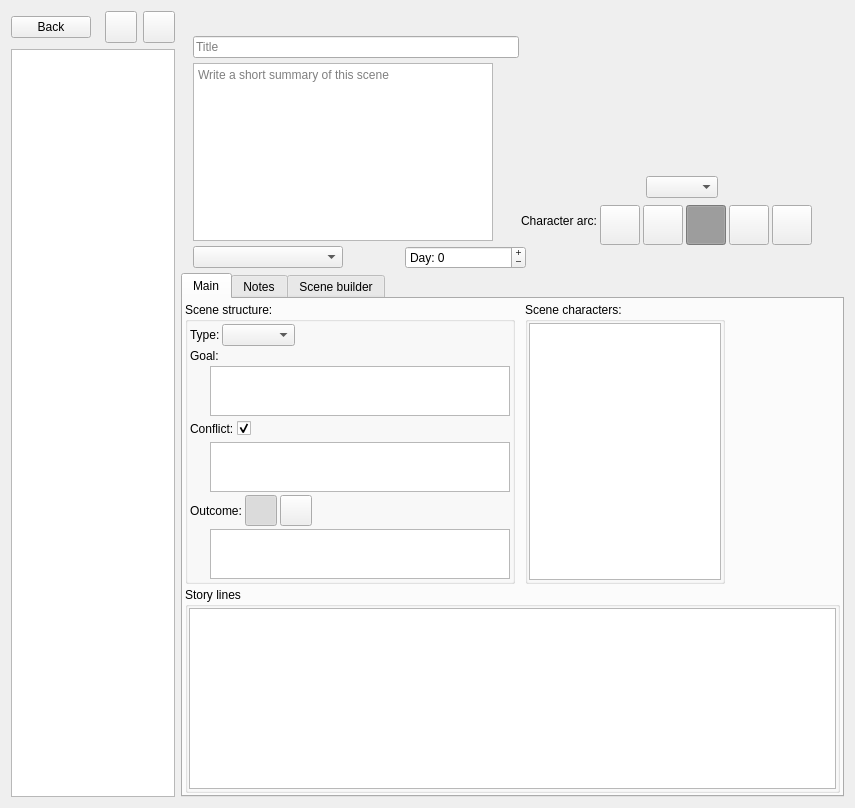
Before: the Qt Designer form ui/scene_editor.ui in zkovari/plotlyst, drawn with Qt 5.
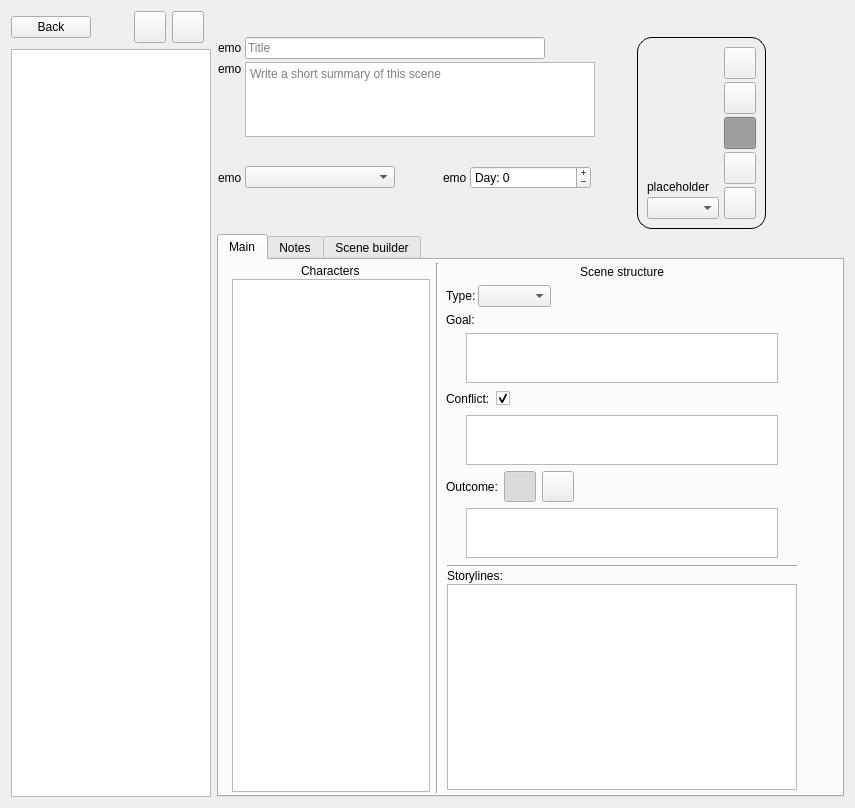
After: the same form once the commit is applied.

Commit message: Scenes layout improvements

```diff
--- a/ui/scene_editor.ui
+++ b/ui/scene_editor.ui
@@ -171,28 +171,36 @@
      </item>
      <item>
       <widget class="QWidget" name="wdgTop" native="true">
-       <layout class="QVBoxLayout" name="verticalLayout_2">
-        <property name="spacing">
-         <number>5</number>
-        </property>
-        <property name="leftMargin">
-         <number>0</number>
-        </property>
-        <property name="topMargin">
-         <number>0</number>
-        </property>
-        <property name="rightMargin">
-         <number>0</number>
-        </property>
-        <property name="bottomMargin">
-         <number>0</number>
-        </property>
-        <item>
          <layout class="QHBoxLayout" name="horizontalLayout_5">
+        <property name="spacing">
+         <number>2</number>
+        </property>
+        <property name="leftMargin">
+         <number>1</number>
+        </property>
+        <property name="topMargin">
+         <number>1</number>
+        </property>
+        <property name="rightMargin">
+         <number>1</number>
+        </property>
+        <property name="bottomMargin">
+         <number>1</number>
+        </property>
+        <item>
+         <layout class="QVBoxLayout" name="verticalLayout_2">
+          <property name="spacing">
+           <number>3</number>
+          </property>
+          <item>
+           <layout class="QHBoxLayout" name="horizontalLayout_6">
+            <property name="spacing">
+             <number>3</number>
+            </property>
           <item>
            <widget class="QLabel" name="lblTitleEmoji">
             <property name="text">
-             <string/>
+               <string>emo</string>
             </property>
            </widget>
           </item>
@@ -200,13 +208,13 @@
            <widget class="QLineEdit" name="lineTitle">
             <property name="minimumSize">
              <size>
-              <width>250</width>
+                <width>300</width>
               <height>0</height>
              </size>
             </property>
             <property name="maximumSize">
              <size>
-              <width>400</width>
+                <width>1232323</width>
               <height>16777215</height>
              </size>
             </property>
@@ -216,10 +224,13 @@
            </widget>
           </item>
           <item>
-           <spacer name="horizontalSpacer_3">
+             <spacer name="horizontalSpacer">
             <property name="orientation">
              <enum>Qt::Horizontal</enum>
             </property>
+              <property name="sizeType">
+               <enum>QSizePolicy::MinimumExpanding</enum>
+              </property>
             <property name="sizeHint" stdset="0">
              <size>
               <width>40</width>
@@ -231,26 +242,41 @@
          </layout>
         </item>
         <item>
-         <layout class="QHBoxLayout" name="horizontalLayout_6">
-          <item alignment="Qt::AlignTop">
+           <layout class="QHBoxLayout" name="horizontalLayout_11">
+            <property name="spacing">
+             <number>3</number>
+            </property>
+            <item alignment="Qt::AlignLeft|Qt::AlignTop">
            <widget class="QLabel" name="lblSynopsisEmoji">
             <property name="text">
-             <string/>
+               <string>emo</string>
             </property>
            </widget>
           </item>
-          <item>
+            <item alignment="Qt::AlignLeft|Qt::AlignTop">
            <widget class="QTextEdit" name="textSynopsis">
+              <property name="sizePolicy">
+               <sizepolicy hsizetype="Expanding" vsizetype="Preferred">
+                <horstretch>0</horstretch>
+                <verstretch>0</verstretch>
+               </sizepolicy>
+              </property>
             <property name="minimumSize">
              <size>
-              <width>300</width>
-              <height>0</height>
+                <width>350</width>
+                <height>75</height>
              </size>
             </property>
             <property name="maximumSize">
              <size>
-              <width>600</width>
-              <height>16777215</height>
+                <width>1232323</width>
+                <height>75</height>
+               </size>
+              </property>
+              <property name="baseSize">
+               <size>
+                <width>0</width>
+                <height>0</height>
              </size>
             </property>
             <property name="autoFormatting">
@@ -262,12 +288,12 @@
            </widget>
           </item>
           <item>
-           <spacer name="horizontalSpacer_5">
+             <spacer name="horizontalSpacer_3">
             <property name="orientation">
              <enum>Qt::Horizontal</enum>
             </property>
             <property name="sizeType">
-             <enum>QSizePolicy::Preferred</enum>
+               <enum>QSizePolicy::MinimumExpanding</enum>
             </property>
             <property name="sizeHint" stdset="0">
              <size>
@@ -277,320 +303,17 @@
             </property>
            </spacer>
           </item>
-          <item>
-           <layout class="QVBoxLayout" name="verticalLayout_11">
-            <property name="spacing">
-             <number>3</number>
-            </property>
-            <item alignment="Qt::AlignHCenter">
-             <widget class="QLabel" name="lblAvatar">
-              <property name="text">
-               <string/>
-              </property>
-             </widget>
-            </item>
-            <item alignment="Qt::AlignHCenter">
-             <widget class="QComboBox" name="cbPov">
-              <property name="maximumSize">
-               <size>
-                <width>141</width>
-                <height>16777215</height>
-               </size>
-              </property>
-             </widget>
-            </item>
+           </layout>
+          </item>
             <item>
-             <layout class="QHBoxLayout" name="horizontalLayout">
+           <layout class="QHBoxLayout" name="horizontalLayout_16">
               <property name="spacing">
                <number>3</number>
               </property>
-              <item>
-               <spacer name="horizontalSpacer_10">
-                <property name="orientation">
-                 <enum>Qt::Horizontal</enum>
-                </property>
-                <property name="sizeType">
-                 <enum>QSizePolicy::Preferred</enum>
-                </property>
-                <property name="sizeHint" stdset="0">
-                 <size>
-                  <width>10</width>
-                  <height>20</height>
-                 </size>
-                </property>
-               </spacer>
-              </item>
-              <item>
-               <widget class="QLabel" name="lblArc">
-                <property name="text">
-                 <string>Character arc:</string>
-                </property>
-               </widget>
-              </item>
-              <item>
-               <widget class="QToolButton" name="btnVeryUnhappy">
-                <property name="minimumSize">
-                 <size>
-                  <width>40</width>
-                  <height>40</height>
-                 </size>
-                </property>
-                <property name="maximumSize">
-                 <size>
-                  <width>32</width>
-                  <height>32</height>
-                 </size>
-                </property>
-                <property name="cursor">
-                 <cursorShape>PointingHandCursor</cursorShape>
-                </property>
-                <property name="styleSheet">
-                 <string notr="true">QToolButton:checked {
-	background-color: rgb(239, 0, 0);
-}
-
-QToolButton:hover {
-	border: 1px solid rgb(239, 0, 0);
-}
-
-QToolButton:disabled {   
-	font: grey;
-}</string>
-                </property>
-                <property name="text">
-                 <string/>
-                </property>
-                <property name="iconSize">
-                 <size>
-                  <width>4</width>
-                  <height>4</height>
-                 </size>
-                </property>
-                <property name="checkable">
-                 <bool>true</bool>
-                </property>
-                <property name="toolButtonStyle">
-                 <enum>Qt::ToolButtonTextOnly</enum>
-                </property>
-                <attribute name="buttonGroup">
-                 <string notr="true">btnGroupArc</string>
-                </attribute>
-               </widget>
-              </item>
-              <item>
-               <widget class="QToolButton" name="btnUnHappy">
-                <property name="minimumSize">
-                 <size>
-                  <width>40</width>
-                  <height>40</height>
-                 </size>
-                </property>
-                <property name="maximumSize">
-                 <size>
-                  <width>32</width>
-                  <height>32</height>
-                 </size>
-                </property>
-                <property name="cursor">
-                 <cursorShape>PointingHandCursor</cursorShape>
-                </property>
-                <property name="styleSheet">
-                 <string notr="true">QToolButton:checked {
-	background-color: rgb(255, 142, 43);
-}
-
-QToolButton:hover {
-	border: 1px solid rgb(255, 142, 43);
-}</string>
-                </property>
-                <property name="text">
-                 <string/>
-                </property>
-                <property name="iconSize">
-                 <size>
-                  <width>4</width>
-                  <height>4</height>
-                 </size>
-                </property>
-                <property name="checkable">
-                 <bool>true</bool>
-                </property>
-                <property name="toolButtonStyle">
-                 <enum>Qt::ToolButtonTextOnly</enum>
-                </property>
-                <attribute name="buttonGroup">
-                 <string notr="true">btnGroupArc</string>
-                </attribute>
-               </widget>
-              </item>
-              <item>
-               <widget class="QToolButton" name="btnNeutral">
-                <property name="minimumSize">
-                 <size>
-                  <width>40</width>
-                  <height>40</height>
-                 </size>
-                </property>
-                <property name="maximumSize">
-                 <size>
-                  <width>32</width>
-                  <height>32</height>
-                 </size>
-                </property>
-                <property name="cursor">
-                 <cursorShape>PointingHandCursor</cursorShape>
-                </property>
-                <property name="styleSheet">
-                 <string notr="true">QToolButton::checked {
-	background-color: rgb(171, 171, 171);
-}
-
-QToolButton:hover {
-	border: 1px solid rgb(171, 171, 171);
-}</string>
-                </property>
-                <property name="text">
-                 <string/>
-                </property>
-                <property name="iconSize">
-                 <size>
-                  <width>4</width>
-                  <height>4</height>
-                 </size>
-                </property>
-                <property name="checkable">
-                 <bool>true</bool>
-                </property>
-                <property name="checked">
-                 <bool>true</bool>
-                </property>
-                <property name="toolButtonStyle">
-                 <enum>Qt::ToolButtonTextOnly</enum>
-                </property>
-                <attribute name="buttonGroup">
-                 <string notr="true">btnGroupArc</string>
-                </attribute>
-               </widget>
-              </item>
-              <item>
-               <widget class="QToolButton" name="btnHappy">
-                <property name="minimumSize">
-                 <size>
-                  <width>40</width>
-                  <height>40</height>
-                 </size>
-                </property>
-                <property name="maximumSize">
-                 <size>
-                  <width>32</width>
-                  <height>32</height>
-                 </size>
-                </property>
-                <property name="cursor">
-                 <cursorShape>PointingHandCursor</cursorShape>
-                </property>
-                <property name="styleSheet">
-                 <string notr="true">QToolButton:checked {
-	background-color: rgb(136, 255, 115);
-}
-
-QToolButton:hover {
-	border: 1px solid rgb(136, 255, 115);
-}</string>
-                </property>
-                <property name="text">
-                 <string/>
-                </property>
-                <property name="iconSize">
-                 <size>
-                  <width>4</width>
-                  <height>4</height>
-                 </size>
-                </property>
-                <property name="checkable">
-                 <bool>true</bool>
-                </property>
-                <property name="toolButtonStyle">
-                 <enum>Qt::ToolButtonTextOnly</enum>
-                </property>
-                <attribute name="buttonGroup">
-                 <string notr="true">btnGroupArc</string>
-                </attribute>
-               </widget>
-              </item>
-              <item>
-               <widget class="QToolButton" name="btnVeryHappy">
-                <property name="minimumSize">
-                 <size>
-                  <width>40</width>
-                  <height>40</height>
-                 </size>
-                </property>
-                <property name="maximumSize">
-                 <size>
-                  <width>32</width>
-                  <height>32</height>
-                 </size>
-                </property>
-                <property name="cursor">
-                 <cursorShape>PointingHandCursor</cursorShape>
-                </property>
-                <property name="styleSheet">
-                 <string notr="true">QToolButton:checked {
-	background-color: rgb(0, 202, 148);
-}
-
-QToolButton:hover {
-	border: 1px solid rgb(0, 202, 148);
-}
-
-</string>
-                </property>
-                <property name="text">
-                 <string/>
-                </property>
-                <property name="iconSize">
-                 <size>
-                  <width>4</width>
-                  <height>4</height>
-                 </size>
-                </property>
-                <property name="checkable">
-                 <bool>true</bool>
-                </property>
-                <property name="toolButtonStyle">
-                 <enum>Qt::ToolButtonTextOnly</enum>
-                </property>
-                <attribute name="buttonGroup">
-                 <string notr="true">btnGroupArc</string>
-                </attribute>
-               </widget>
-              </item>
-              <item>
-               <spacer name="horizontalSpacer">
-                <property name="orientation">
-                 <enum>Qt::Horizontal</enum>
-                </property>
-                <property name="sizeHint" stdset="0">
-                 <size>
-                  <width>40</width>
-                  <height>20</height>
-                 </size>
-                </property>
-               </spacer>
-              </item>
-             </layout>
-            </item>
-           </layout>
-          </item>
-         </layout>
-        </item>
-        <item>
-         <layout class="QHBoxLayout" name="horizontalLayout_11">
           <item>
            <widget class="QLabel" name="lblBeatEmoji">
             <property name="text">
-             <string/>
+               <string>emo</string>
             </property>
            </widget>
           </item>
@@ -632,7 +355,7 @@
           <item>
            <widget class="QLabel" name="lblDayEmoji">
             <property name="text">
-             <string/>
+               <string>emo</string>
             </property>
            </widget>
           </item>
@@ -668,10 +391,333 @@
            </widget>
           </item>
           <item>
+             <spacer name="horizontalSpacer_5">
+              <property name="orientation">
+               <enum>Qt::Horizontal</enum>
+              </property>
+              <property name="sizeType">
+               <enum>QSizePolicy::MinimumExpanding</enum>
+              </property>
+              <property name="sizeHint" stdset="0">
+               <size>
+                <width>40</width>
+                <height>20</height>
+               </size>
+              </property>
+             </spacer>
+            </item>
+           </layout>
+          </item>
+          <item>
+           <spacer name="verticalSpacer">
+            <property name="orientation">
+             <enum>Qt::Vertical</enum>
+            </property>
+            <property name="sizeType">
+             <enum>QSizePolicy::Preferred</enum>
+            </property>
+            <property name="sizeHint" stdset="0">
+             <size>
+              <width>20</width>
+              <height>40</height>
+             </size>
+            </property>
+           </spacer>
+          </item>
+         </layout>
+        </item>
+        <item>
+         <widget class="QFrame" name="wdgPov">
+          <property name="styleSheet">
+           <string notr="true">#wdgPov {border: 1px solid black;
+border-radius: 15px;
+}</string>
+          </property>
+          <layout class="QHBoxLayout" name="horizontalLayout_18">
+           <property name="spacing">
+            <number>5</number>
+           </property>
+           <item>
+            <layout class="QVBoxLayout" name="verticalLayout_11">
+             <property name="spacing">
+              <number>3</number>
+             </property>
+             <item alignment="Qt::AlignBottom">
+              <widget class="QLabel" name="lblAvatar">
+               <property name="text">
+                <string>placeholder</string>
+               </property>
+              </widget>
+             </item>
+             <item>
+              <widget class="QComboBox" name="cbPov">
+               <property name="maximumSize">
+                <size>
+                 <width>141</width>
+                 <height>16777215</height>
+                </size>
+               </property>
+              </widget>
+             </item>
+            </layout>
+           </item>
+           <item>
+            <layout class="QVBoxLayout" name="verticalLayout_12">
+             <property name="spacing">
+              <number>3</number>
+             </property>
+             <item>
+              <widget class="QToolButton" name="btnVeryHappy">
+               <property name="minimumSize">
+                <size>
+                 <width>32</width>
+                 <height>32</height>
+                </size>
+               </property>
+               <property name="maximumSize">
+                <size>
+                 <width>32</width>
+                 <height>32</height>
+                </size>
+               </property>
+               <property name="cursor">
+                <cursorShape>PointingHandCursor</cursorShape>
+               </property>
+               <property name="styleSheet">
+                <string notr="true">QToolButton:checked {
+	background-color: rgb(0, 202, 148);
+}
+
+QToolButton:hover {
+	border: 1px solid rgb(0, 202, 148);
+}
+
+</string>
+               </property>
+               <property name="text">
+                <string/>
+               </property>
+               <property name="iconSize">
+                <size>
+                 <width>4</width>
+                 <height>4</height>
+                </size>
+               </property>
+               <property name="checkable">
+                <bool>true</bool>
+               </property>
+               <property name="toolButtonStyle">
+                <enum>Qt::ToolButtonTextOnly</enum>
+               </property>
+               <attribute name="buttonGroup">
+                <string notr="true">btnGroupArc</string>
+               </attribute>
+              </widget>
+             </item>
+             <item>
+              <widget class="QToolButton" name="btnHappy">
+               <property name="minimumSize">
+                <size>
+                 <width>32</width>
+                 <height>32</height>
+                </size>
+               </property>
+               <property name="maximumSize">
+                <size>
+                 <width>32</width>
+                 <height>32</height>
+                </size>
+               </property>
+               <property name="cursor">
+                <cursorShape>PointingHandCursor</cursorShape>
+               </property>
+               <property name="styleSheet">
+                <string notr="true">QToolButton:checked {
+	background-color: rgb(136, 255, 115);
+}
+
+QToolButton:hover {
+	border: 1px solid rgb(136, 255, 115);
+}</string>
+               </property>
+               <property name="text">
+                <string/>
+               </property>
+               <property name="iconSize">
+                <size>
+                 <width>4</width>
+                 <height>4</height>
+                </size>
+               </property>
+               <property name="checkable">
+                <bool>true</bool>
+               </property>
+               <property name="toolButtonStyle">
+                <enum>Qt::ToolButtonTextOnly</enum>
+               </property>
+               <attribute name="buttonGroup">
+                <string notr="true">btnGroupArc</string>
+               </attribute>
+              </widget>
+             </item>
+             <item>
+              <widget class="QToolButton" name="btnNeutral">
+               <property name="minimumSize">
+                <size>
+                 <width>32</width>
+                 <height>32</height>
+                </size>
+               </property>
+               <property name="maximumSize">
+                <size>
+                 <width>32</width>
+                 <height>32</height>
+                </size>
+               </property>
+               <property name="cursor">
+                <cursorShape>PointingHandCursor</cursorShape>
+               </property>
+               <property name="styleSheet">
+                <string notr="true">QToolButton::checked {
+	background-color: rgb(171, 171, 171);
+}
+
+QToolButton:hover {
+	border: 1px solid rgb(171, 171, 171);
+}</string>
+               </property>
+               <property name="text">
+                <string/>
+               </property>
+               <property name="iconSize">
+                <size>
+                 <width>4</width>
+                 <height>4</height>
+                </size>
+               </property>
+               <property name="checkable">
+                <bool>true</bool>
+               </property>
+               <property name="checked">
+                <bool>true</bool>
+               </property>
+               <property name="toolButtonStyle">
+                <enum>Qt::ToolButtonTextOnly</enum>
+               </property>
+               <attribute name="buttonGroup">
+                <string notr="true">btnGroupArc</string>
+               </attribute>
+              </widget>
+             </item>
+             <item>
+              <widget class="QToolButton" name="btnUnHappy">
+               <property name="minimumSize">
+                <size>
+                 <width>32</width>
+                 <height>32</height>
+                </size>
+               </property>
+               <property name="maximumSize">
+                <size>
+                 <width>32</width>
+                 <height>32</height>
+                </size>
+               </property>
+               <property name="cursor">
+                <cursorShape>PointingHandCursor</cursorShape>
+               </property>
+               <property name="styleSheet">
+                <string notr="true">QToolButton:checked {
+	background-color: rgb(255, 142, 43);
+}
+
+QToolButton:hover {
+	border: 1px solid rgb(255, 142, 43);
+}</string>
+               </property>
+               <property name="text">
+                <string/>
+               </property>
+               <property name="iconSize">
+                <size>
+                 <width>4</width>
+                 <height>4</height>
+                </size>
+               </property>
+               <property name="checkable">
+                <bool>true</bool>
+               </property>
+               <property name="toolButtonStyle">
+                <enum>Qt::ToolButtonTextOnly</enum>
+               </property>
+               <attribute name="buttonGroup">
+                <string notr="true">btnGroupArc</string>
+               </attribute>
+              </widget>
+             </item>
+             <item>
+              <widget class="QToolButton" name="btnVeryUnhappy">
+               <property name="minimumSize">
+                <size>
+                 <width>32</width>
+                 <height>32</height>
+                </size>
+               </property>
+               <property name="maximumSize">
+                <size>
+                 <width>32</width>
+                 <height>32</height>
+                </size>
+               </property>
+               <property name="cursor">
+                <cursorShape>PointingHandCursor</cursorShape>
+               </property>
+               <property name="styleSheet">
+                <string notr="true">QToolButton:checked {
+	background-color: rgb(239, 0, 0);
+}
+
+QToolButton:hover {
+	border: 1px solid rgb(239, 0, 0);
+}
+
+QToolButton:disabled {   
+	font: grey;
+}</string>
+               </property>
+               <property name="text">
+                <string/>
+               </property>
+               <property name="iconSize">
+                <size>
+                 <width>4</width>
+                 <height>4</height>
+                </size>
+               </property>
+               <property name="checkable">
+                <bool>true</bool>
+               </property>
+               <property name="toolButtonStyle">
+                <enum>Qt::ToolButtonTextOnly</enum>
+               </property>
+               <attribute name="buttonGroup">
+                <string notr="true">btnGroupArc</string>
+               </attribute>
+              </widget>
+             </item>
+            </layout>
+           </item>
+          </layout>
+         </widget>
+        </item>
+        <item>
            <spacer name="horizontalSpacer_9">
             <property name="orientation">
              <enum>Qt::Horizontal</enum>
             </property>
+          <property name="sizeType">
+           <enum>QSizePolicy::Expanding</enum>
+          </property>
             <property name="sizeHint" stdset="0">
              <size>
               <width>40</width>
@@ -679,8 +725,6 @@
              </size>
             </property>
            </spacer>
-          </item>
-         </layout>
         </item>
        </layout>
       </widget>
@@ -734,20 +778,122 @@
             <number>0</number>
            </property>
            <item>
-            <widget class="QGroupBox" name="groupBox">
+            <spacer name="horizontalSpacer_20">
+             <property name="orientation">
+              <enum>Qt::Horizontal</enum>
+             </property>
+             <property name="sizeType">
+              <enum>QSizePolicy::Preferred</enum>
+             </property>
+             <property name="sizeHint" stdset="0">
+              <size>
+               <width>10</width>
+               <height>20</height>
+              </size>
+             </property>
+            </spacer>
+           </item>
+           <item>
+            <widget class="QWidget" name="widget_2" native="true">
              <property name="maximumSize">
               <size>
-               <width>550</width>
+               <width>200</width>
                <height>16777215</height>
               </size>
              </property>
-             <property name="title">
-              <string>Scene structure:</string>
+             <layout class="QVBoxLayout" name="verticalLayout_6">
+              <property name="spacing">
+               <number>1</number>
+              </property>
+              <property name="leftMargin">
+               <number>1</number>
+              </property>
+              <property name="topMargin">
+               <number>1</number>
+              </property>
+              <property name="rightMargin">
+               <number>1</number>
+              </property>
+              <property name="bottomMargin">
+               <number>1</number>
+              </property>
+              <item alignment="Qt::AlignHCenter">
+               <widget class="QLabel" name="lblCharacters">
+                <property name="text">
+                 <string>Characters</string>
+                </property>
+               </widget>
+              </item>
+              <item>
+               <widget class="QTableView" name="tblCharacters">
+                <property name="selectionMode">
+                 <enum>QAbstractItemView::NoSelection</enum>
+                </property>
+                <property name="showGrid">
+                 <bool>false</bool>
+                </property>
+                <attribute name="horizontalHeaderVisible">
+                 <bool>false</bool>
+                </attribute>
+                <attribute name="horizontalHeaderDefaultSectionSize">
+                 <number>200</number>
+                </attribute>
+                <attribute name="verticalHeaderVisible">
+                 <bool>false</bool>
+                </attribute>
+               </widget>
+              </item>
+             </layout>
+            </widget>
+           </item>
+           <item>
+            <spacer name="horizontalSpacer_12">
+             <property name="orientation">
+              <enum>Qt::Horizontal</enum>
+             </property>
+             <property name="sizeType">
+              <enum>QSizePolicy::Preferred</enum>
+             </property>
+             <property name="sizeHint" stdset="0">
+              <size>
+               <width>5</width>
+               <height>20</height>
+              </size>
+             </property>
+            </spacer>
+           </item>
+           <item>
+            <widget class="Line" name="line_2">
+             <property name="orientation">
+              <enum>Qt::Vertical</enum>
+             </property>
+            </widget>
+           </item>
+           <item>
+            <spacer name="horizontalSpacer_19">
+             <property name="orientation">
+              <enum>Qt::Horizontal</enum>
+             </property>
+             <property name="sizeType">
+              <enum>QSizePolicy::Preferred</enum>
+             </property>
+             <property name="sizeHint" stdset="0">
+              <size>
+               <width>5</width>
+               <height>20</height>
+              </size>
+             </property>
+            </spacer>
+           </item>
+           <item>
+            <widget class="QWidget" name="widget" native="true">
+             <property name="maximumSize">
+              <size>
+               <width>16777215</width>
+               <height>16777215</height>
+              </size>
              </property>
              <layout class="QVBoxLayout" name="verticalLayout_5">
-              <property name="spacing">
-               <number>3</number>
-              </property>
               <property name="leftMargin">
                <number>2</number>
               </property>
@@ -760,6 +906,16 @@
               <property name="bottomMargin">
                <number>2</number>
               </property>
+              <item alignment="Qt::AlignHCenter">
+               <widget class="QLabel" name="label">
+                <property name="text">
+                 <string>Scene structure</string>
+                </property>
+                <property name="buddy">
+                 <cstring>wdgPov</cstring>
+                </property>
+               </widget>
+              </item>
               <item>
                <layout class="QHBoxLayout" name="horizontalLayout_3">
                 <property name="spacing">
@@ -839,20 +995,42 @@
                 </item>
                 <item>
                  <widget class="QTextEdit" name="textEvent1">
+                  <property name="sizePolicy">
+                   <sizepolicy hsizetype="Expanding" vsizetype="Preferred">
+                    <horstretch>0</horstretch>
+                    <verstretch>0</verstretch>
+                   </sizepolicy>
+                  </property>
                   <property name="minimumSize">
                    <size>
-                    <width>300</width>
+                    <width>0</width>
                     <height>0</height>
                    </size>
                   </property>
                   <property name="maximumSize">
                    <size>
-                    <width>600</width>
+                    <width>16777215</width>
                     <height>50</height>
                    </size>
                   </property>
                  </widget>
                 </item>
+                <item>
+                 <spacer name="horizontalSpacer_10">
+                  <property name="orientation">
+                   <enum>Qt::Horizontal</enum>
+                  </property>
+                  <property name="sizeType">
+                   <enum>QSizePolicy::Preferred</enum>
+                  </property>
+                  <property name="sizeHint" stdset="0">
+                   <size>
+                    <width>20</width>
+                    <height>20</height>
+                   </size>
+                  </property>
+                 </spacer>
+                </item>
                </layout>
               </item>
               <item>
@@ -920,18 +1098,34 @@
                   </property>
                   <property name="minimumSize">
                    <size>
-                    <width>300</width>
+                    <width>0</width>
                     <height>0</height>
                    </size>
                   </property>
                   <property name="maximumSize">
                    <size>
-                    <width>600</width>
+                    <width>16777215</width>
                     <height>50</height>
                    </size>
                   </property>
                  </widget>
                 </item>
+                <item>
+                 <spacer name="horizontalSpacer_21">
+                  <property name="orientation">
+                   <enum>Qt::Horizontal</enum>
+                  </property>
+                  <property name="sizeType">
+                   <enum>QSizePolicy::Preferred</enum>
+                  </property>
+                  <property name="sizeHint" stdset="0">
+                   <size>
+                    <width>20</width>
+                    <height>20</height>
+                   </size>
+                  </property>
+                 </spacer>
+                </item>
                </layout>
               </item>
               <item>
@@ -1043,27 +1237,28 @@
                 </item>
                 <item>
                  <widget class="QTextEdit" name="textEvent3">
+                  <property name="sizePolicy">
+                   <sizepolicy hsizetype="Expanding" vsizetype="Preferred">
+                    <horstretch>0</horstretch>
+                    <verstretch>0</verstretch>
+                   </sizepolicy>
+                  </property>
                   <property name="minimumSize">
                    <size>
-                    <width>300</width>
+                    <width>0</width>
                     <height>0</height>
                    </size>
                   </property>
                   <property name="maximumSize">
                    <size>
-                    <width>600</width>
+                    <width>16777215</width>
                     <height>50</height>
                    </size>
                   </property>
                  </widget>
                 </item>
-               </layout>
-              </item>
-             </layout>
-            </widget>
-           </item>
            <item>
-            <spacer name="horizontalSpacer_12">
+                 <spacer name="horizontalSpacer_22">
              <property name="orientation">
               <enum>Qt::Horizontal</enum>
              </property>
@@ -1072,83 +1267,16 @@
              </property>
              <property name="sizeHint" stdset="0">
               <size>
-               <width>10</width>
+                    <width>20</width>
                <height>20</height>
               </size>
              </property>
             </spacer>
            </item>
-           <item>
-            <widget class="QGroupBox" name="groupBox_2">
-             <property name="maximumSize">
-              <size>
-               <width>200</width>
-               <height>16777215</height>
-              </size>
-             </property>
-             <property name="title">
-              <string>Scene characters:</string>
-             </property>
-             <layout class="QVBoxLayout" name="verticalLayout_6">
-              <property name="spacing">
-               <number>1</number>
-              </property>
-              <property name="leftMargin">
-               <number>1</number>
-              </property>
-              <property name="topMargin">
-               <number>1</number>
-              </property>
-              <property name="rightMargin">
-               <number>1</number>
-              </property>
-              <property name="bottomMargin">
-               <number>1</number>
-              </property>
-              <item>
-               <widget class="QTableView" name="tblCharacters">
-                <property name="selectionMode">
-                 <enum>QAbstractItemView::NoSelection</enum>
-                </property>
-                <property name="showGrid">
-                 <bool>false</bool>
-                </property>
-                <attribute name="horizontalHeaderVisible">
-                 <bool>false</bool>
-                </attribute>
-                <attribute name="horizontalHeaderDefaultSectionSize">
-                 <number>200</number>
-                </attribute>
-                <attribute name="verticalHeaderVisible">
-                 <bool>false</bool>
-                </attribute>
-               </widget>
-              </item>
-             </layout>
-            </widget>
+               </layout>
            </item>
            <item>
-            <spacer name="horizontalSpacer_11">
-             <property name="orientation">
-              <enum>Qt::Horizontal</enum>
-             </property>
-             <property name="sizeHint" stdset="0">
-              <size>
-               <width>40</width>
-               <height>20</height>
-              </size>
-             </property>
-            </spacer>
-           </item>
-          </layout>
-         </item>
-         <item>
-          <layout class="QHBoxLayout" name="horizontalLayout_2">
-           <item>
-            <widget class="QGroupBox" name="groupBox_3">
-             <property name="title">
-              <string>Story lines</string>
-             </property>
+               <widget class="QWidget" name="widget_3" native="true">
              <layout class="QVBoxLayout" name="verticalLayout_8">
               <property name="spacing">
                <number>1</number>
@@ -1166,12 +1294,55 @@
                <number>1</number>
               </property>
               <item>
-               <widget class="QListView" name="lstStoryLines"/>
-              </item>
+                  <widget class="Line" name="line">
+                   <property name="orientation">
+                    <enum>Qt::Horizontal</enum>
+                   </property>
+                  </widget>
+                 </item>
+                 <item>
+                  <widget class="QLabel" name="label_2">
+                   <property name="text">
+                    <string>Storylines:</string>
+                   </property>
+                  </widget>
+                 </item>
+                 <item>
+                  <widget class="QListView" name="lstStoryLines">
+                   <property name="sizePolicy">
+                    <sizepolicy hsizetype="Expanding" vsizetype="Expanding">
+                     <horstretch>0</horstretch>
+                     <verstretch>0</verstretch>
+                    </sizepolicy>
+                   </property>
+                  </widget>
+                 </item>
              </layout>
             </widget>
            </item>
           </layout>
+            </widget>
+           </item>
+           <item>
+            <spacer name="horizontalSpacer_11">
+             <property name="orientation">
+              <enum>Qt::Horizontal</enum>
+             </property>
+             <property name="sizeType">
+              <enum>QSizePolicy::Preferred</enum>
+             </property>
+             <property name="sizeHint" stdset="0">
+              <size>
+               <width>40</width>
+               <height>20</height>
+              </size>
+             </property>
+            </spacer>
+           </item>
+          </layout>
+         </item>
+         <item>
+          <layout class="QHBoxLayout" name="horizontalLayout_2"/>
          </item>
         </layout>
        </widget>
```
Left out of the diff: 24 changed lines with no effect on the pictures. Lines whose indentation alone changed are shown as unchanged. The commit also changes 5 other files.
